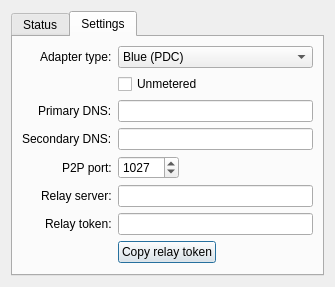
Before: the Qt Designer form src/platform/qt/MobileAdapterView.ui in zenaror/mgba, drawn with Qt 5.
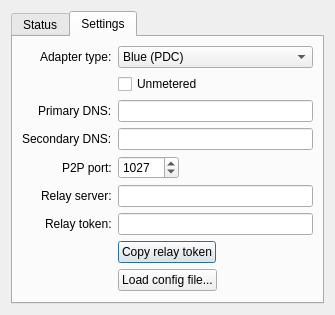
After: the same form once the commit is applied. The open tabs and pages were chosen to show the change.

Commit message: Qt: Add mobile config import function

The edit to the form file:
```diff
--- a/src/platform/qt/MobileAdapterView.ui
+++ b/src/platform/qt/MobileAdapterView.ui
@@ -260,6 +260,13 @@
          </property>
         </widget>
        </item>
+       <item row="8" column="1">
+        <widget class="QPushButton" name="importConfig">
+         <property name="text">
+          <string>Load config file...</string>
+         </property>
+        </widget>
+       </item>
       </layout>
      </widget>
     </widget>
```
The commit also changes 4 other files.
